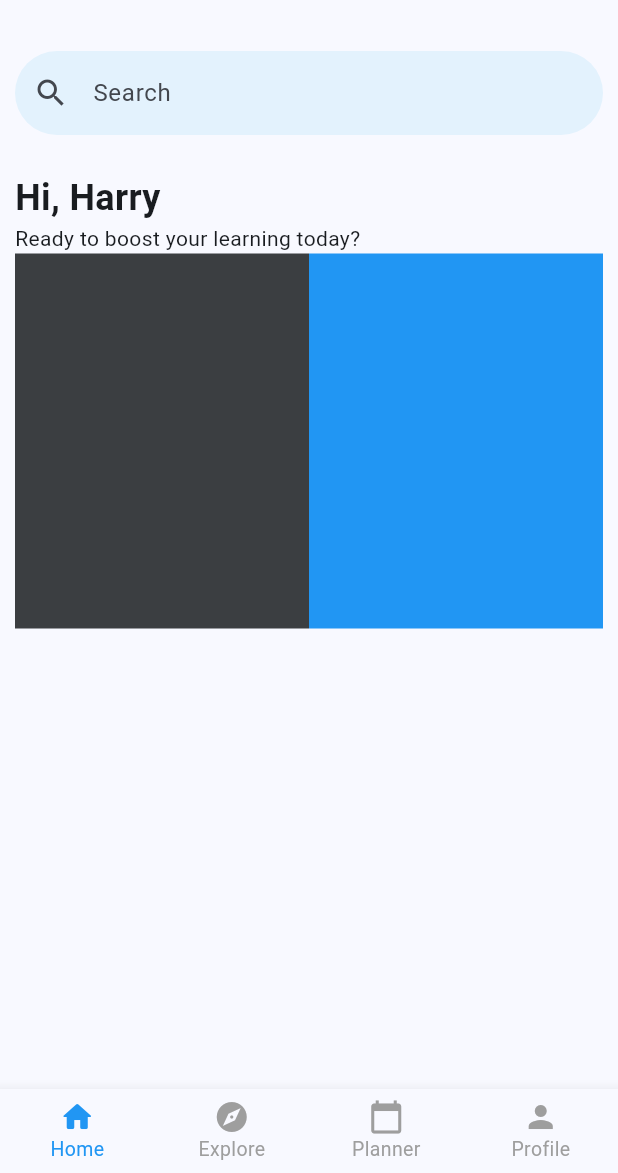
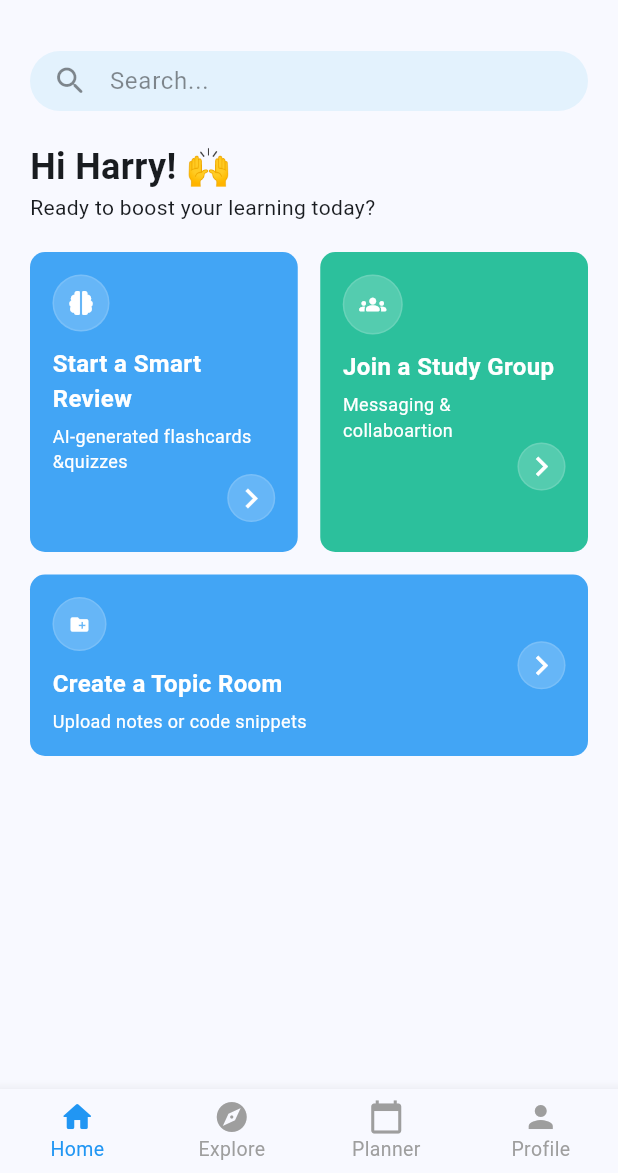
Before and after one commit to DTHarryyy/SmartPal, a Flutter app: the screen it shows after launch, on a phone screen of 412 x 824 dp, the part 63-1236 px from its top. Run offline on Flutter 3.47's test engine with Material 3 defaults, Android fonts, the phone set to English and light mode, and no system bars; our stand-ins replace font_awesome_flutter.

Commit message:
creating homepage navigator ui

```diff
--- a/lib/main.dart
+++ b/lib/main.dart
@@ -15,6 +15,7 @@ class MyApp extends StatelessWidget {
       theme: ThemeData(
         colorScheme: ColorScheme.fromSeed(seedColor: Colors.blue),
       ),
+
       home: WidgetTree(),
     );
   }
--- /dev/null
+++ b/lib/views/general_widget/appbar.dart
@@ -0,0 +1,27 @@
+import 'package:flutter/material.dart';
+
+class CustomAppBar extends StatelessWidget implements PreferredSizeWidget {
+  final double height;
+  const CustomAppBar({super.key, this.height = 60});
+
+  @override
+  Widget build(BuildContext context) {
+    return AppBar(
+      toolbarHeight: height,
+      leading: CircleAvatar(
+        backgroundColor: Colors.blue,
+        child: Icon(Icons.edit, color: Colors.white),
+      ),
+
+      title: Text('SmartPal'),
+
+      actions: [
+        GestureDetector(onTap: () {}, child: Icon(Icons.notifications)),
+      ],
+      actionsPadding: EdgeInsets.symmetric(horizontal: 10),
+    );
+  }
+
+  @override
+  Size get preferredSize => Size.fromHeight(height);
+}
--- a/lib/views/pages/home/home_widgets_tree.dart
+++ b/lib/views/pages/home/home_widgets_tree.dart
@@ -19,7 +19,7 @@ class HomeWidgetsTree extends StatelessWidget {
       body: SingleChildScrollView(
         scrollDirection: Axis.vertical,
         child: Padding(
-          padding: const EdgeInsets.symmetric(vertical: 10, horizontal: 10),
+          padding: const EdgeInsets.symmetric(vertical: 10, horizontal: 20),
           child: Column(children: [HomeHeader(), CoreFeaturesLink()]),
         ),
       ),
--- a/lib/views/pages/home/widgets/core_features_link.dart
+++ b/lib/views/pages/home/widgets/core_features_link.dart
@@ -1,32 +1,45 @@
 import 'package:flutter/material.dart';
+import 'package:smartpal/views/pages/home/widgets/sub%20widgets/feature_navigator.dart';
+import 'package:font_awesome_flutter/font_awesome_flutter.dart';
+import 'package:smartpal/views/pages/home/widgets/sub%20widgets/topic_room_navigator.dart';
 
 class CoreFeaturesLink extends StatelessWidget {
   const CoreFeaturesLink({super.key});
 
   @override
   Widget build(BuildContext context) {
-    return Column(
+    return Padding(
+      padding: const EdgeInsets.symmetric(vertical: 20),
+      child: Column(
         children: [
           Row(
             children: [
-            SizedBox(height: 15),
-            Expanded(
-              child: Container(
-                height: 250,
-                decoration: BoxDecoration(
-                  color: const Color.fromARGB(255, 59, 62, 65),
+              FeaturesNavigator(
+                navigatorIcon: FontAwesomeIcons.brain,
+                iconSize: 16,
+                navigatorHeader: "Start a Smart Review",
+                navigatorDescription: "AI-generated flashcards &quizzes",
+                bgColor: Colors.blue[400],
               ),
-              ),
-            ),
-            Expanded(
-              child: Container(
-                height: 250,
-                decoration: BoxDecoration(color: Colors.blue),
-              ),
+              SizedBox(width: 15),
+              FeaturesNavigator(
+                navigatorIcon: Icons.groups_rounded,
+                iconSize: 18,
+                navigatorHeader: "Join a Study Group",
+                navigatorDescription: "Messaging & collaboartion",
+                bgColor: const Color.fromARGB(255, 44, 192, 156),
               ),
             ],
           ),
+          SizedBox(height: 15),
+          TopicRoomNavigator(
+            navigatorIcon: Icons.create_new_folder,
+            navigatorHeader: "Create a Topic Room",
+            navigatorDescription: "Upload notes or code snippets",
+            bgColor: Colors.blue[400],
+          ),
         ],
+      ),
     );
   }
 }
--- a/lib/views/pages/home/widgets/header.dart
+++ b/lib/views/pages/home/widgets/header.dart
@@ -1,31 +1,28 @@
 import 'package:flutter/material.dart';
+import 'package:smartpal/views/pages/home/widgets/search_input.dart';
 
-class HomeHeader extends StatelessWidget {
+class HomeHeader extends StatefulWidget {
   const HomeHeader({super.key});
 
+  @override
+  State<HomeHeader> createState() => _HomeHeaderState();
+}
+
+class _HomeHeaderState extends State<HomeHeader> {
+  TextEditingController searchValue = TextEditingController();
   @override
   Widget build(BuildContext context) {
     return Column(
       crossAxisAlignment: CrossAxisAlignment.start,
       children: [
-        Padding(
-          padding: EdgeInsetsGeometry.symmetric(vertical: 10),
-          child: TextField(
-            decoration: InputDecoration(
-              hintText: 'Search',
-              prefixIcon: Icon(Icons.search),
-              filled: true,
-              fillColor: Colors.blue[50],
-              border: OutlineInputBorder(
-                borderSide: BorderSide.none,
-                borderRadius: BorderRadius.circular(75),
-              ),
-            ),
-          ),
+        Padding(padding: EdgeInsets.symmetric(vertical: 5)),
+        SearchInputWidget(
+          searchLabel: "Search...",
+          searchController: searchValue,
         ),
-        SizedBox(height: 15),
+        SizedBox(height: 20),
         Text(
-          'Hi, Harry',
+          'Hi Harry! 🙌',
           style: TextStyle(fontWeight: FontWeight.w600, fontSize: 24),
         ),
         Text(
--- /dev/null
+++ b/lib/views/pages/home/widgets/search_input.dart
@@ -0,0 +1,36 @@
+import 'package:flutter/material.dart';
+
+class SearchInputWidget extends StatelessWidget {
+  final String? searchLabel;
+  final TextEditingController? searchController;
+  const SearchInputWidget({super.key, this.searchLabel, this.searchController});
+
+  @override
+  Widget build(BuildContext context) {
+    return Container(
+      height: 40,
+
+      decoration: BoxDecoration(
+        color: Colors.blue[50],
+        borderRadius: BorderRadius.circular(100),
+      ),
+      padding: EdgeInsets.symmetric(horizontal: 15, vertical: 0),
+      child: Row(
+        children: [
+          Icon(Icons.search_rounded, color: Colors.black45),
+          Expanded(
+            child: TextField(
+              controller: searchController,
+              decoration: InputDecoration(
+                border: OutlineInputBorder(borderSide: BorderSide.none),
+                hintText: searchLabel,
+                contentPadding: EdgeInsets.symmetric(horizontal: 10),
+                hintStyle: TextStyle(color: Colors.black45),
+              ),
+            ),
+          ),
+        ],
+      ),
+    );
+  }
+}
--- /dev/null
+++ b/lib/views/pages/home/widgets/sub widgets/feature_navigator.dart
@@ -0,0 +1,93 @@
+import 'package:flutter/material.dart';
+import 'package:font_awesome_flutter/font_awesome_flutter.dart';
+
+class FeaturesNavigator extends StatelessWidget {
+  final IconData? navigatorIcon;
+  final double? iconSize;
+  final String? navigatorHeader;
+  final String? navigatorDescription;
+  final Color? bgColor;
+  // final Icon? navigatorLink;
+  const FeaturesNavigator({
+    super.key,
+    this.navigatorIcon,
+    this.iconSize,
+    this.navigatorDescription,
+    this.navigatorHeader,
+    this.bgColor,
+    // this.navigatorLink,
+  });
+
+  @override
+  Widget build(BuildContext context) {
+    return Expanded(
+      child: Container(
+        padding: const EdgeInsets.symmetric(horizontal: 15, vertical: 15),
+        height: 200,
+        decoration: BoxDecoration(
+          borderRadius: BorderRadius.circular(10),
+          color: bgColor,
+        ),
+
+        child: Column(
+          children: [
+            Column(
+              crossAxisAlignment: CrossAxisAlignment.start,
+              children: [
+                Container(
+                  padding: EdgeInsets.all(10),
+                  decoration: BoxDecoration(
+                    color: Colors.white.withValues(alpha: 0.19),
+                    border: Border.all(width: 1, color: Colors.white12),
+                    borderRadius: BorderRadius.circular(100),
+                  ),
+                  child: Icon(
+                    navigatorIcon,
+                    size: iconSize,
+                    color: Colors.white,
+                  ),
+                ),
+                SizedBox(height: 10),
+                Text(
+                  navigatorHeader.toString(),
+                  style: TextStyle(
+                    color: const Color.fromARGB(255, 255, 255, 255),
+                    fontWeight: FontWeight.w600,
+                    fontSize: 16,
+                  ),
+                ),
+                SizedBox(height: 5),
+                Text(
+                  navigatorDescription.toString(),
+                  style: TextStyle(
+                    color: const Color.fromARGB(255, 255, 255, 255),
+                    fontWeight: FontWeight.w400,
+                    fontSize: 12,
+                  ),
+                ),
+              ],
+            ),
+            Align(
+              alignment: Alignment.centerRight,
+              child: GestureDetector(
+                child: Container(
+                  padding: EdgeInsets.all(2),
+                  decoration: BoxDecoration(
+                    color: Colors.white.withValues(alpha: 0.19),
+                    border: Border.all(width: 1, color: Colors.white12),
+                    borderRadius: BorderRadius.circular(100),
+                  ),
+                  child: Icon(
+                    Icons.keyboard_arrow_right,
+                    size: 26,
+                    color: Colors.white,
+                  ),
+                ),
+              ),
+            ),
+          ],
+        ),
+      ),
+    );
+  }
+}
--- /dev/null
+++ b/lib/views/pages/home/widgets/sub widgets/topic_room_navigator.dart
@@ -0,0 +1,84 @@
+import 'package:flutter/material.dart';
+
+class TopicRoomNavigator extends StatelessWidget {
+  final IconData? navigatorIcon;
+  final String? navigatorHeader;
+  final String? navigatorDescription;
+  final Color? bgColor;
+  // final Icon? navigatorLink;
+  const TopicRoomNavigator({
+    super.key,
+    this.navigatorIcon,
+    this.navigatorDescription,
+    this.navigatorHeader,
+    this.bgColor,
+    // this.navigatorLink,
+  });
+
+  @override
+  Widget build(BuildContext context) {
+    return Container(
+      padding: const EdgeInsets.symmetric(horizontal: 15, vertical: 15),
+      decoration: BoxDecoration(
+        borderRadius: BorderRadius.circular(10),
+        color: bgColor,
+      ),
+
+      child: Row(
+        mainAxisAlignment: MainAxisAlignment.spaceBetween,
+        children: [
+          Column(
+            crossAxisAlignment: CrossAxisAlignment.start,
+            children: [
+              Container(
+                padding: EdgeInsets.all(10),
+                decoration: BoxDecoration(
+                  color: Colors.white.withValues(alpha: 0.19),
+                  border: Border.all(width: 1, color: Colors.white12),
+                  borderRadius: BorderRadius.circular(100),
+                ),
+                child: Icon(navigatorIcon, size: 14, color: Colors.white),
+              ),
+              SizedBox(height: 10),
+              Text(
+                navigatorHeader.toString(),
+                style: TextStyle(
+                  color: const Color.fromARGB(255, 255, 255, 255),
+                  fontWeight: FontWeight.w600,
+                  fontSize: 16,
+                ),
+              ),
+              SizedBox(height: 5),
+              Text(
+                navigatorDescription.toString(),
+                style: TextStyle(
+                  color: const Color.fromARGB(255, 255, 255, 255),
+                  fontWeight: FontWeight.w400,
+                  fontSize: 12,
+                ),
+              ),
+            ],
+          ),
+          Align(
+            alignment: Alignment.centerRight,
+            child: GestureDetector(
+              child: Container(
+                padding: EdgeInsets.all(2),
+                decoration: BoxDecoration(
+                  color: Colors.white.withValues(alpha: 0.19),
+                  border: Border.all(width: 1, color: Colors.white12),
+                  borderRadius: BorderRadius.circular(100),
+                ),
+                child: Icon(
+                  Icons.keyboard_arrow_right,
+                  size: 26,
+                  color: Colors.white,
+                ),
+              ),
+            ),
+          ),
+        ],
+      ),
+    );
+  }
+}
--- a/lib/views/widget_tree.dart
+++ b/lib/views/widget_tree.dart
@@ -52,6 +52,7 @@ class _WidgetTreeState extends State<WidgetTree> {
           BottomNavigationBarItem(icon: Icon(Icons.person), label: 'Profile'),
         ],
       ),
+      // appBar: CustomAppBar(height: 50),
     );
   }
 }
--- a/pubspec.yaml
+++ b/pubspec.yaml
@@ -34,6 +34,7 @@ dependencies:
   # The following adds the Cupertino Icons font to your application.
   # Use with the CupertinoIcons class for iOS style icons.
   cupertino_icons: ^1.0.8
+  font_awesome_flutter: ^10.9.1
 
 dev_dependencies:
   flutter_test:
```
Also changed, not shown: pubspec.lock, 1 other file. Lines whose indentation alone changed are shown as unchanged.
